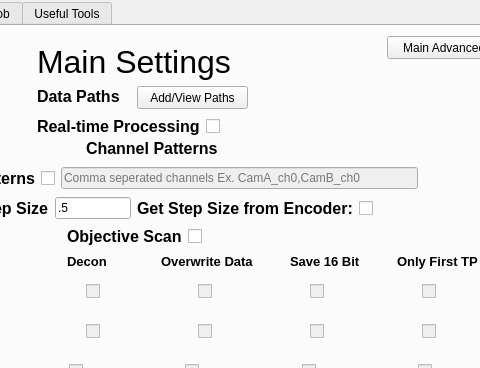
Qt form mainwindow.ui (abcucberkeley/PetaKit5D-GUI) before a commit; both pictures show x 235 to 715 and y 0 to 368 of the 801 by 600 pixel window.
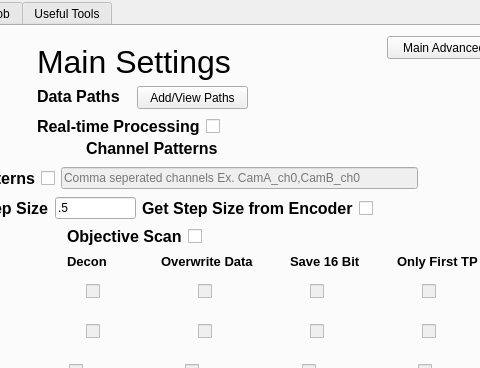
The same form after that commit.

```diff
--- a/mainwindow.ui
+++ b/mainwindow.ui
@@ -139,7 +139,7 @@
           </font>
          </property>
          <property name="text">
-          <string>Get Step Size from Encoder:</string>
+          <string>Get Step Size from Encoder</string>
          </property>
         </widget>
        </item>
```
